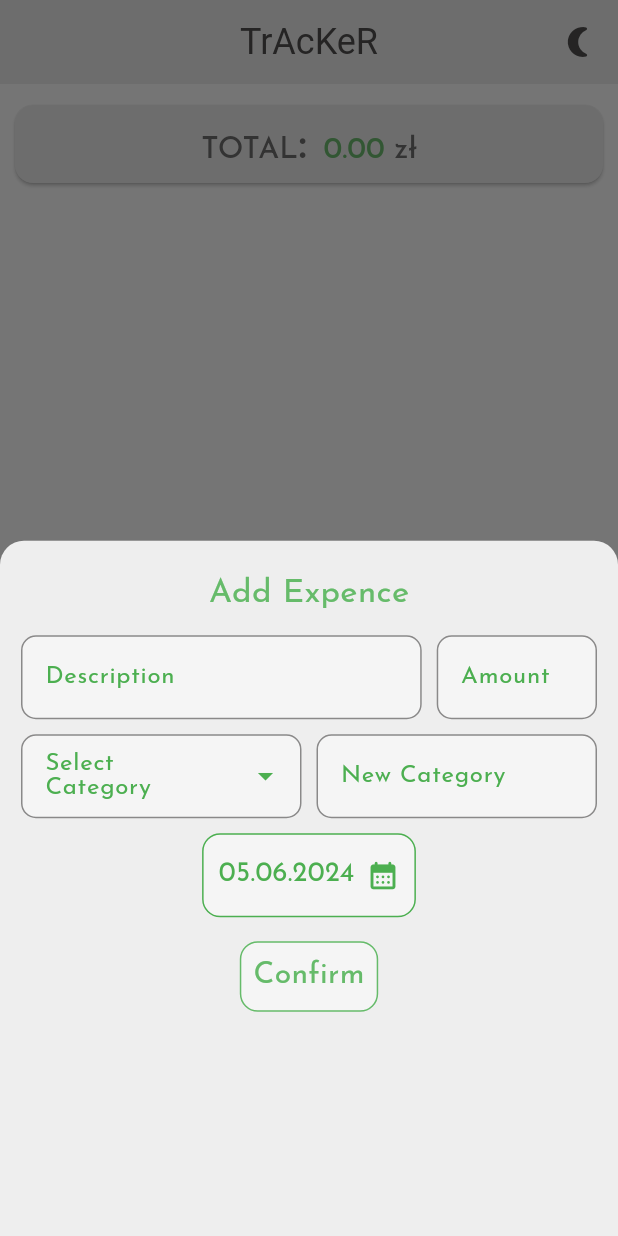
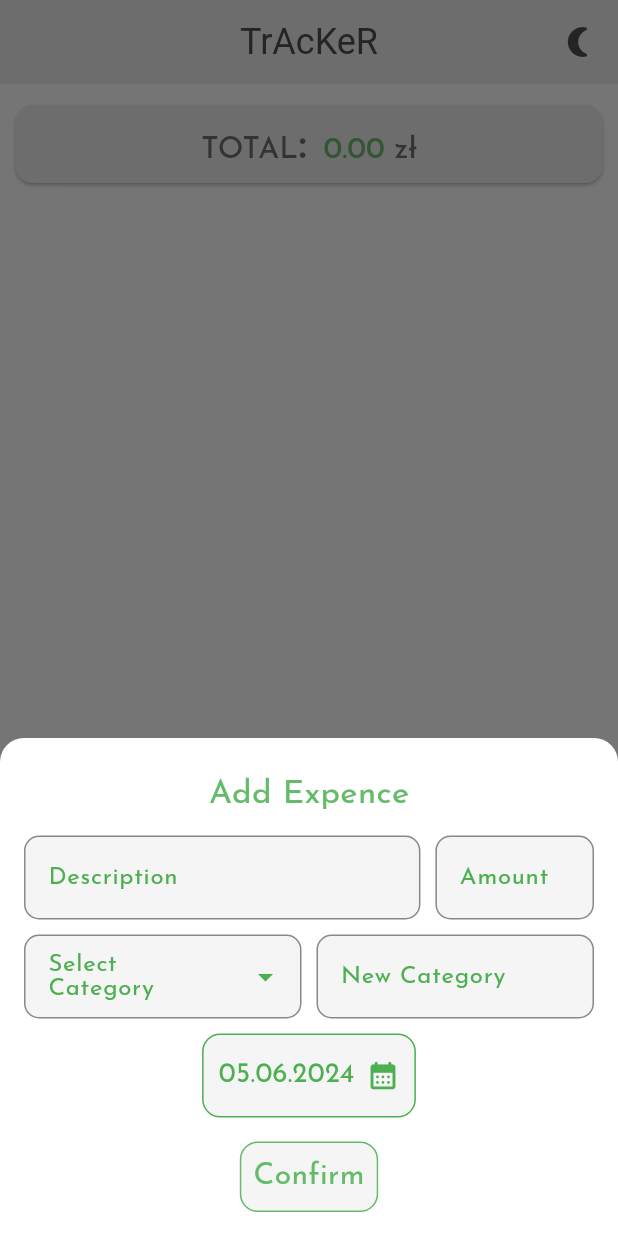
Before and after one commit to bieniadev/TrAcKeR, a Flutter app: the screen it shows after launch, after a tap on the "add" icon, on a phone screen of 412 x 824 dp. Run offline on Flutter 3.47's test engine with Material 3 defaults, Android fonts, the phone set to English and light mode, and no system bars; drawn by our look-alikes of dropdown_textfield; our stand-ins replace flutter_riverpod, google_fonts, hive, hive_flutter; accounts and stored records are empty.

Commit message:
keyboard track fix

```diff
--- a/lib/components/add_expence_modal.dart
+++ b/lib/components/add_expence_modal.dart
@@ -109,8 +109,11 @@ class _AddExpenceModalState extends ConsumerState<AddExpenceModal> {
     List<Expence> expencesList = ref.read(expencesListProvider).map((dynamicItem) => dynamicItem as Expence).toList();
     List<String> categoryList = expencesList.map((expence) => expence.category).toSet().toList();
     return Padding(
-      padding: const EdgeInsets.all(14),
+      padding: MediaQuery.of(context).viewInsets,
+      child: Padding(
+        padding: const EdgeInsets.all(16),
         child: Column(
+          mainAxisSize: MainAxisSize.min,
           children: [
             const SizedBox(height: 6),
             Text('Add Expence', style: GoogleFonts.josefinSans(color: Theme.of(context).colorScheme.onSecondary, fontSize: 22)),
@@ -237,6 +240,7 @@ class _AddExpenceModalState extends ConsumerState<AddExpenceModal> {
             )
           ],
         ),
+      ),
     );
   }
 }
--- a/lib/components/floating_button.dart
+++ b/lib/components/floating_button.dart
@@ -9,17 +9,19 @@ class FloatingButton extends StatelessWidget {
     void showAddExpenceModal() {
       showModalBottomSheet(
         context: context,
-        // isScrollControlled: true,
+        isScrollControlled: true,
+        // useSafeArea: true,
         shape: const RoundedRectangleBorder(borderRadius: BorderRadius.vertical(top: Radius.circular(16.0))),
         clipBehavior: Clip.antiAliasWithSaveLayer,
         builder: (context) {
-          return Scaffold(
-            extendBody: false,
-            // key: modelScaffoldKey,
-            resizeToAvoidBottomInset: true,
-            backgroundColor: Theme.of(context).colorScheme.secondary,
-            body: const AddExpenceModal(),
-          );
+          //   return Scaffold(
+          //     extendBody: false,
+          //     // key: modelScaffoldKey,
+          //     // resizeToAvoidBottomInset: true,
+          //     backgroundColor: Theme.of(context).colorScheme.secondary,
+          //     body: const AddExpenceModal(),
+          //   );
+          return const AddExpenceModal();
         },
       );
     }
```
Lines whose indentation alone changed are shown as unchanged.
